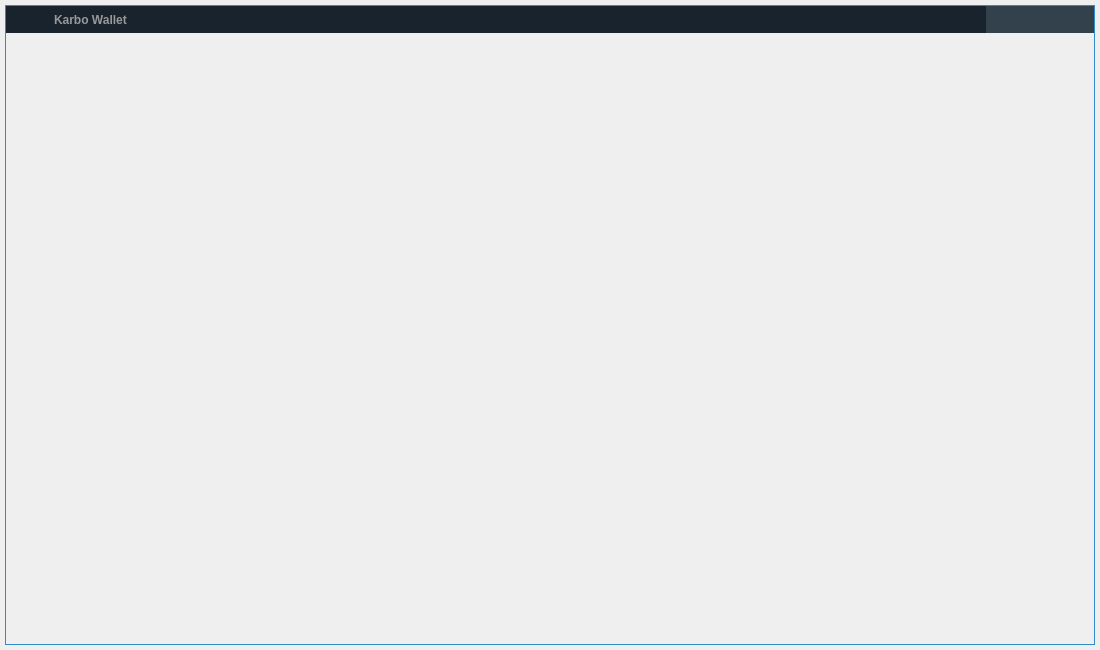
First picture: the form in framelesswindow/framelesswindow.ui, repository seredat/karbowanecwallet, before the edit.
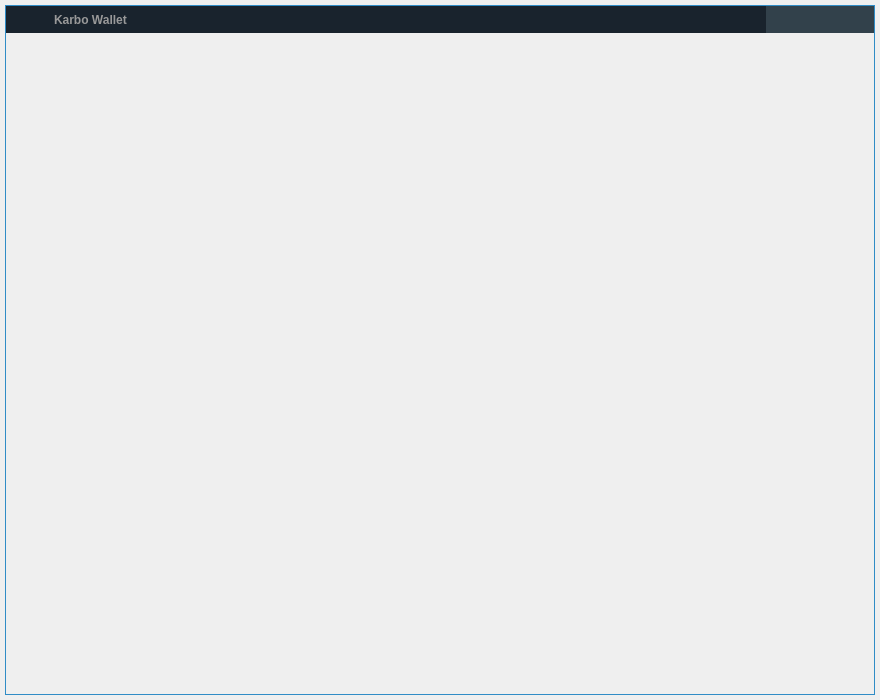
Second picture: the form after the edit. Icons and pictures are not drawn. Custom widgets are drawn as their Qt base class.

Commit message: Narrow window with horizontal toolbar

Patch:
```diff
--- a/framelesswindow/framelesswindow.ui
+++ b/framelesswindow/framelesswindow.ui
@@ -6,8 +6,8 @@
    <rect>
     <x>0</x>
     <y>0</y>
-    <width>1100</width>
-    <height>650</height>
+    <width>880</width>
+    <height>700</height>
    </rect>
   </property>
   <property name="windowTitle">
```
The commit also changes 6 other files.
